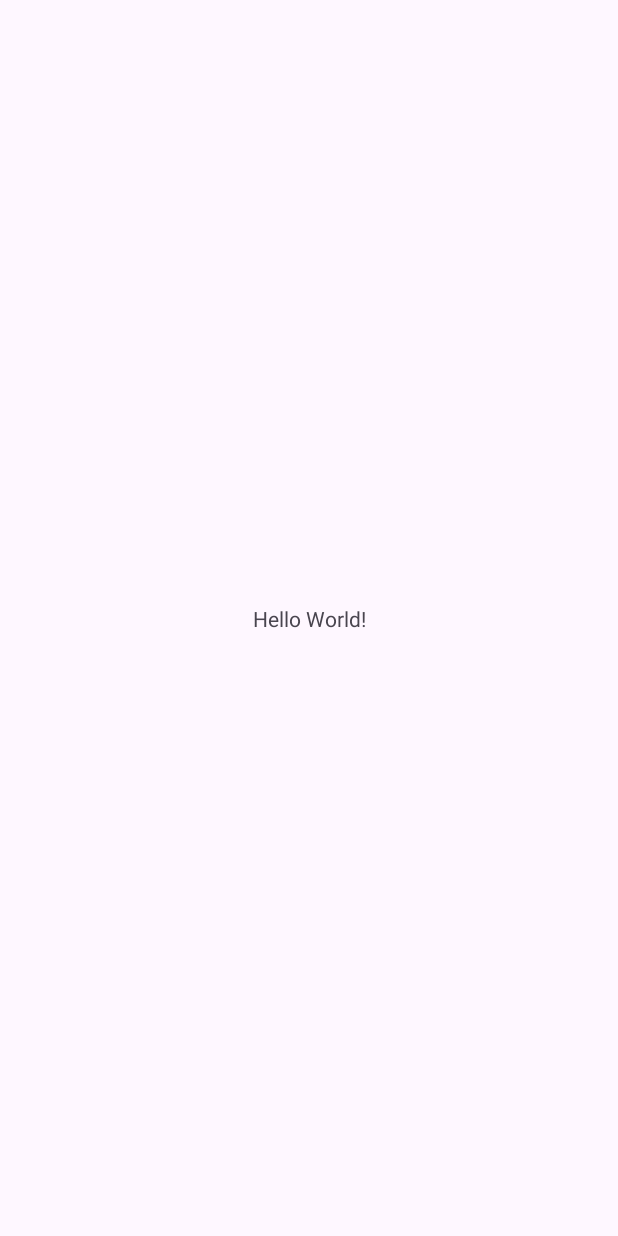
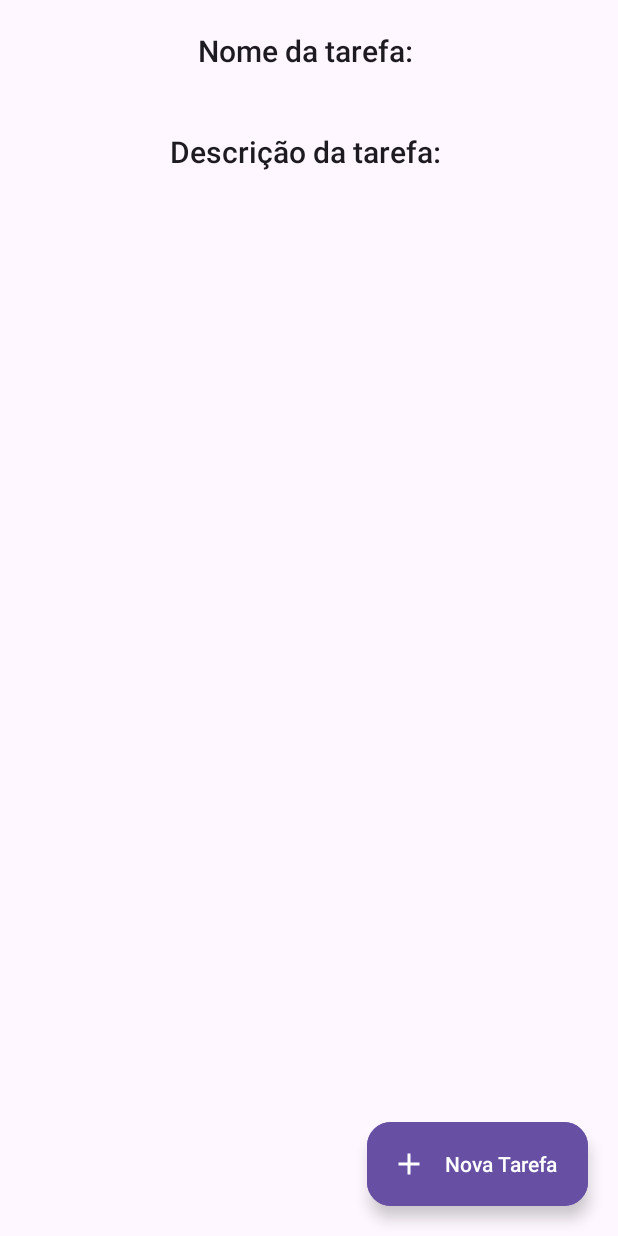
Before and after one commit to LuscasD/ToDoList_Pt-Bt, an Android app: the screen it shows after launch (MainActivity), on a phone screen of 412 x 824 dp. Before the commit the screen is almost empty. Run offline under Robolectric (Android 15) with nearby library versions, the phone set to English and light mode, and no system bars.

```diff
--- a/ListaDeTarefas/app/build.gradle.kts
+++ b/ListaDeTarefas/app/build.gradle.kts
@@ -15,6 +15,10 @@ android {
         versionName = "1.0"
 
         testInstrumentationRunner = "androidx.test.runner.AndroidJUnitRunner"
+    }
+
+    buildFeatures{
+        viewBinding = true
     }
 
     buildTypes {
--- /dev/null
+++ b/ListaDeTarefas/app/src/main/res/drawable/baseline_add_24.xml
@@ -0,0 +1,5 @@
+<vector xmlns:android="http://schemas.android.com/apk/res/android" android:height="24dp" android:tint="#000000" android:viewportHeight="24" android:viewportWidth="24" android:width="24dp">
+
+    <path android:fillColor="@android:color/white" android:pathData="M19,13h-6v6h-2v-6H5v-2h6V5h2v6h6v2z"/>
+
+</vector>
--- a/ListaDeTarefas/app/src/main/res/layout/activity_main.xml
+++ b/ListaDeTarefas/app/src/main/res/layout/activity_main.xml
@@ -1,5 +1,6 @@
 <?xml version="1.0" encoding="utf-8"?>
-<androidx.constraintlayout.widget.ConstraintLayout xmlns:android="http://schemas.android.com/apk/res/android"
+<RelativeLayout
+    xmlns:android="http://schemas.android.com/apk/res/android"
     xmlns:app="http://schemas.android.com/apk/res-auto"
     xmlns:tools="http://schemas.android.com/tools"
     android:id="@+id/main"
@@ -7,13 +8,47 @@
     android:layout_height="match_parent"
     tools:context=".MainActivity">
 
+    <LinearLayout
+        android:layout_width="match_parent"
+        android:layout_height="match_parent"
+        android:orientation="vertical">
+
+
     <TextView
+        android:id="@+id/taskName"
         android:layout_width="wrap_content"
         android:layout_height="wrap_content"
-        android:text="Hello World!"
-        app:layout_constraintBottom_toBottomOf="parent"
-        app:layout_constraintEnd_toEndOf="parent"
-        app:layout_constraintStart_toStartOf="parent"
-        app:layout_constraintTop_toTopOf="parent" />
+        android:text="Nome da tarefa: "
+        style="@style/TextAppearance.AppCompat.Title"
+        android:layout_margin="20dp"
+        android:layout_gravity="center"
+        />
 
-</androidx.constraintlayout.widget.ConstraintLayout>
+        <TextView
+            android:id="@+id/taskDesc"
+            android:layout_width="wrap_content"
+            android:layout_height="wrap_content"
+            android:text="Descrição da tarefa: "
+            style="@style/TextAppearance.AppCompat.Title"
+            android:layout_margin="20dp"
+            android:layout_gravity="center"
+            />
+
+    </LinearLayout>
+
+    <com.google.android.material.floatingactionbutton.ExtendedFloatingActionButton
+        android:layout_width="wrap_content"
+        android:layout_height="wrap_content"
+        android:text="Nova Tarefa"
+        android:id="@+id/newTaskButton"
+        android:backgroundTint="?attr/colorPrimary"
+        android:textColor="?colorOnPrimary"
+        android:layout_alignParentBottom="true"
+        android:layout_alignParentEnd="true"
+        android:padding="5dp"
+        android:layout_margin="20dp"
+        app:icon="@drawable/baseline_add_24"
+        app:iconTint="?colorOnPrimary"/>
+
+
+</RelativeLayout>
--- a/ListaDeTarefas/app/src/main/res/values/strings.xml
+++ b/ListaDeTarefas/app/src/main/res/values/strings.xml
@@ -1,3 +1,5 @@
 <resources>
     <string name="app_name">ListaDeTarefas</string>
+    <!-- TODO: Remove or change this placeholder text -->
+    <string name="hello_blank_fragment">Hello blank fragment</string>
 </resources>
```
Also changed, not shown: ListaDeTarefas/app/src/main/java/com/example/listadetarefas/NewTaskSheet.kt (added, +59 -0 lines), ListaDeTarefas/app/src/main/res/layout/fragment_new_task_sheet.xml (added, +63 -0 lines).
